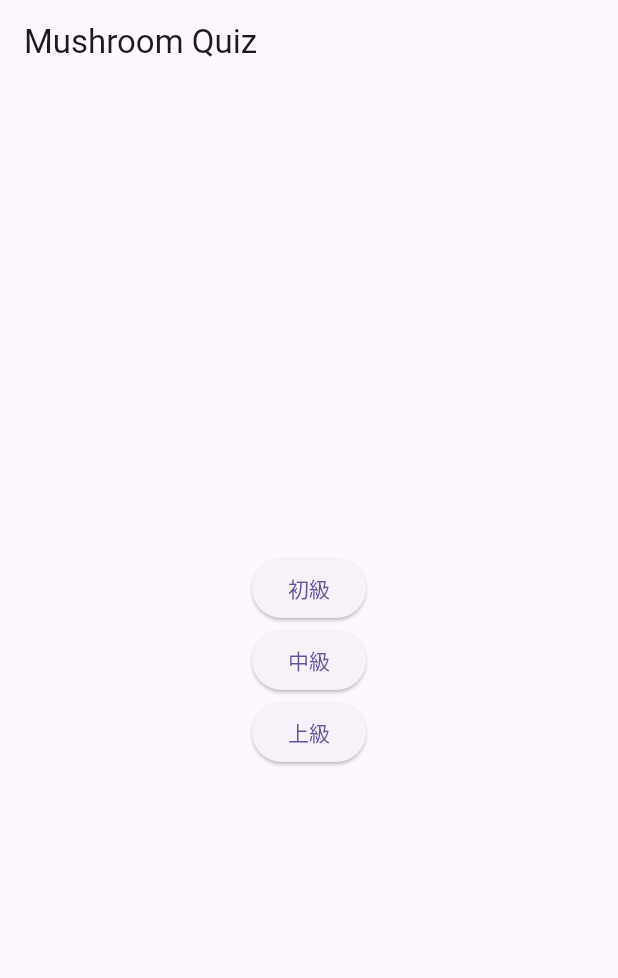
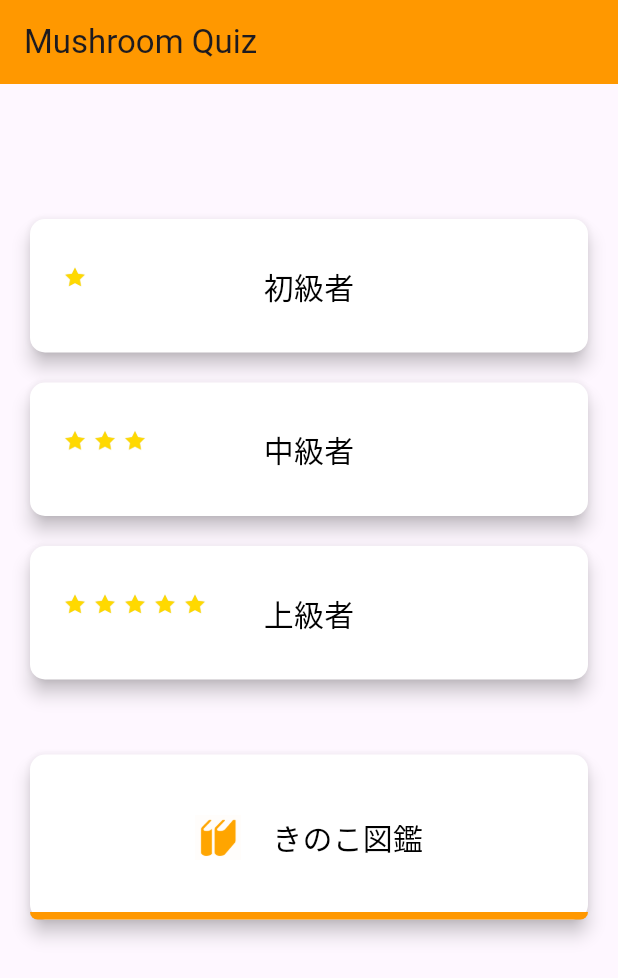
Before and after one commit to ayasa06/flutter-mobile-app, a Flutter app: the screen it shows after launch, on a phone screen of 412 x 824 dp. Shown: the top 978 px of the screen. Run offline on Flutter 3.47's test engine with Material 3 defaults, Android fonts, the phone set to English and light mode, and no system bars.

Commit message:
home_screen.dart更新

```diff
--- a/quiz/lib/main.dart
+++ b/quiz/lib/main.dart
@@ -1,7 +1,6 @@
 import 'package:flutter/material.dart';
 import 'view/home_screen.dart';
 import 'view/quiz_screen.dart';
-
 
 
 void main() {
@@ -14,7 +13,7 @@
     return MaterialApp(
       title: 'Mushroom Quiz',
       theme: ThemeData(
-        primarySwatch: Colors.orange,
+        primarySwatch: Colors.blue,
       ),
       home: HomeScreen(),
       routes: {
--- a/quiz/lib/view/home_screen.dart
+++ b/quiz/lib/view/home_screen.dart
@@ -6,32 +6,138 @@ class HomeScreen extends StatelessWidget {
     return Scaffold(
       appBar: AppBar(
         title: Text('Mushroom Quiz'),
+        backgroundColor: Colors.orange,
       ),
-      body: Center(
-        child: Column(
-          mainAxisAlignment: MainAxisAlignment.center,
+      body: SingleChildScrollView(
+        child: Padding(
+          padding: const EdgeInsets.only(top: 80.0), // Adjusted top padding
+          child: Center(
+            child: Column(
+              mainAxisAlignment: MainAxisAlignment.start, // Align to the top
+              children: [
+                _buildDifficultyButton(
+                  context,
+                  '初級者',
+                  1,
+                  '/quiz',
+                  'easy',
+                ),
+                _buildDifficultyButton(
+                  context,
+                  '中級者',
+                  3,
+                  '/quiz',
+                  'medium',
+                ),
+                _buildDifficultyButton(
+                  context,
+                  '上級者',
+                  5,
+                  '/quiz',
+                  'hard',
+                ),
+                SizedBox(height: 30.0),
+                _buildBookButton(
+                  context,
+                  'きのこ図鑑',
+                  'assets/book.png',
+                  '/book', // Replace with actual route
+                ),
+              ],
+            ),
+          ),
+        ),
+      ),
+    );
+  }
+
+  Widget _buildDifficultyButton(BuildContext context, String title, int starCount, String route, String difficulty) {
+    return Padding(
+      padding: const EdgeInsets.symmetric(vertical: 10.0, horizontal: 20.0),
+      child: ElevatedButton(
+        onPressed: () {
+          Navigator.pushNamed(context, route, arguments: difficulty);
+        },
+        style: ElevatedButton.styleFrom(
+          backgroundColor: Colors.white,
+          padding: EdgeInsets.symmetric(vertical: 30.0, horizontal: 10.0), // Increased vertical padding
+          shape: RoundedRectangleBorder(
+            borderRadius: BorderRadius.circular(10.0),
+          ),
+          elevation: 5.0,
+        ),
+        child: Stack(
           children: [
-            ElevatedButton(
-              onPressed: () {
-                Navigator.pushNamed(context, '/quiz', arguments: 'easy');
-              },
-              child: Text('初級'),
+            Positioned(
+              left: 10,
+              bottom: 10,
+              child: Row(
+                children: List.generate(starCount, (index) => Image.asset('assets/star.png', height: 20.0)),
+              ),
             ),
-            ElevatedButton(
-              onPressed: () {
-                Navigator.pushNamed(context, '/quiz', arguments: 'medium');
-              },
-              child: Text('中級'),
-            ),
-            ElevatedButton(
-              onPressed: () {
-                Navigator.pushNamed(context, '/quiz', arguments: 'hard');
-              },
-              child: Text('上級'),
+            Center(
+              child: Text(
+                title,
+                style: TextStyle(
+                  fontSize: 20.0,
+                  color: Colors.black,
+                ),
+              ),
             ),
           ],
         ),
       ),
     );
   }
+
+  Widget _buildBookButton(BuildContext context, String title, String imagePath, String route) {
+    return Padding(
+      padding: const EdgeInsets.symmetric(vertical: 10.0, horizontal: 20.0),
+      child: Stack(
+        children: [
+          ElevatedButton(
+            onPressed: () {
+              Navigator.pushNamed(context, route);
+            },
+            style: ElevatedButton.styleFrom(
+              backgroundColor: Colors.white,
+              padding: EdgeInsets.symmetric(vertical: 40.0, horizontal: 10.0), // Increased vertical padding
+              shape: RoundedRectangleBorder(
+                borderRadius: BorderRadius.circular(10.0),
+              ),
+              elevation: 5.0,
+            ),
+            child: Row(
+              mainAxisAlignment: MainAxisAlignment.center,
+              children: [
+                Image.asset(imagePath, height: 30.0),
+                SizedBox(width: 20.0),
+                Text(
+                  title,
+                  style: TextStyle(
+                    fontSize: 20.0,
+                    color: Colors.black,
+                  ),
+                ),
+              ],
+            ),
+          ),
+          Positioned(
+            left: 0,
+            right: 0,
+            bottom: 0,
+            child: Container(
+              height: 5.0,
+              decoration: BoxDecoration(
+                color: Colors.orange,
+                borderRadius: BorderRadius.vertical(
+                  bottom: Radius.circular(10.0),
+                ),
+              ),
+            ),
+          ),
+        ],
+      ),
+    );
+  }
 }
--- a/quiz/pubspec.yaml
+++ b/quiz/pubspec.yaml
@@ -59,7 +59,8 @@ flutter:
   uses-material-design: true
   assets:
     - assets/kinoko_tukiyotake.png
-
+    - assets/star.png
+    - assets/book.png
   # To add assets to your application, add an assets section, like this:
   # assets:
   #   - images/a_dot_burr.jpeg
```
Also changed, not shown: quiz/assets/book.png (added), quiz/assets/kinoko_tukiyotake.png (renamed from quiz/aseets/kinoko_tukiyotake.png), quiz/assets/star.png (renamed from quiz/aseets/star.png), 1 other file.
